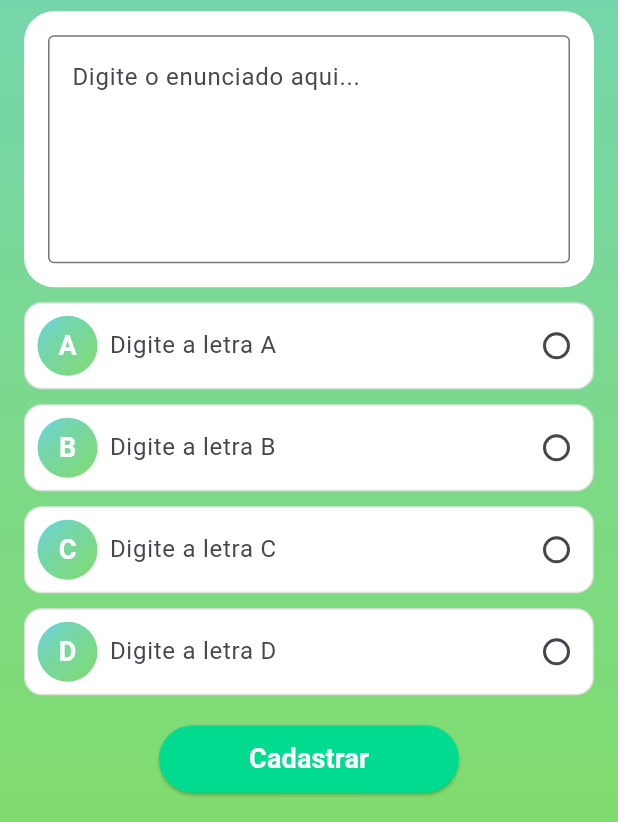
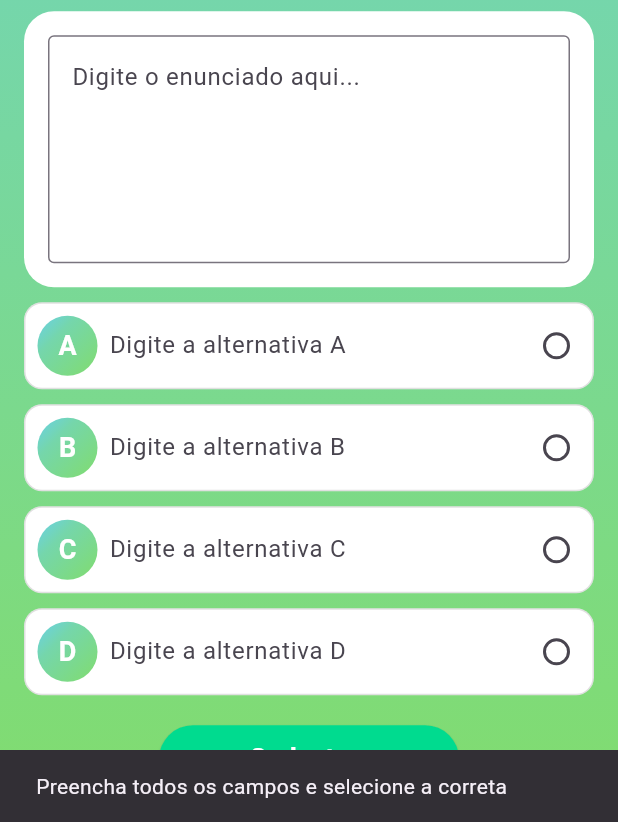
Before and after one commit to DanielRodri87/Parasitados, a Flutter app: the QuestionScreen screen opened directly, after a tap on "Cadastrar", on a phone screen of 412 x 824 dp, the part 414-1236 px from its top. Run offline on Flutter 3.47's test engine with Material 3 defaults, Android fonts, the light colour scheme and no system bars; our stand-ins replace image_picker, sqflite; accounts and stored records are empty.

Commit message:
refactor: Rename login_database.dart to database.dart and update database schema to include questions table

```diff
--- a/lib/add_questions.dart
+++ b/lib/add_questions.dart
@@ -1,4 +1,5 @@
 import 'package:flutter/material.dart';
+import 'database.dart';
 
 class QuestionScreen extends StatefulWidget {
   const QuestionScreen({super.key});
@@ -9,6 +10,58 @@ class QuestionScreen extends StatefulWidget {
 
 class _QuestionScreenState extends State<QuestionScreen> {
   int? selectedOption;
+
+  final TextEditingController enunciadoController = TextEditingController();
+  final TextEditingController opcaoAController = TextEditingController();
+  final TextEditingController opcaoBController = TextEditingController();
+  final TextEditingController opcaoCController = TextEditingController();
+  final TextEditingController opcaoDController = TextEditingController();
+
+  final LoginDatabase dbHelper = LoginDatabase();
+
+  Future<void> _cadastrarQuestao() async {
+    final enunciado = enunciadoController.text.trim();
+    final opcaoA = opcaoAController.text.trim();
+    final opcaoB = opcaoBController.text.trim();
+    final opcaoC = opcaoCController.text.trim();
+    final opcaoD = opcaoDController.text.trim();
+
+    if (enunciado.isEmpty ||
+        opcaoA.isEmpty ||
+        opcaoB.isEmpty ||
+        opcaoC.isEmpty ||
+        opcaoD.isEmpty ||
+        selectedOption == null) {
+      ScaffoldMessenger.of(context).showSnackBar(
+        const SnackBar(content: Text('Preencha todos os campos e selecione a correta')),
+      );
+      return;
+    }
+
+    final db = await dbHelper.database;
+    await db.insert('questions', {
+      'enunciado': enunciado,
+      'opcao_a': opcaoA,
+      'opcao_b': opcaoB,
+      'opcao_c': opcaoC,
+      'opcao_d': opcaoD,
+      'resposta_correta': selectedOption,
+    });
+
+    ScaffoldMessenger.of(context).showSnackBar(
+      const SnackBar(content: Text('Questão cadastrada com sucesso')),
+    );
+
+    // Limpar campos
+    enunciadoController.clear();
+    opcaoAController.clear();
+    opcaoBController.clear();
+    opcaoCController.clear();
+    opcaoDController.clear();
+    setState(() {
+      selectedOption = null;
+    });
+  }
 
   @override
   Widget build(BuildContext context) {
@@ -39,17 +92,13 @@ class _QuestionScreenState extends State<QuestionScreen> {
         child: Center(
           child: SingleChildScrollView(
             child: Padding(
-              padding: EdgeInsets.fromLTRB(16.0, MediaQuery.of(context).padding.top + 40, 16.0, 16.0), // reduced top padding
+              padding: EdgeInsets.fromLTRB(16.0, MediaQuery.of(context).padding.top + 40, 16.0, 16.0),
               child: Column(
                 children: [
-                  // Logo
-                  Image.asset(
-                    'assets/images/LogoApp.png',
-                    height: 230, // back to original size
-                  ),
-                  const SizedBox(height: 10), // reduced spacing
+                  Image.asset('assets/images/LogoApp.png', height: 230),
+                  const SizedBox(height: 10),
 
-                  // Card do enunciado
+                  // Enunciado
                   Container(
                     padding: const EdgeInsets.all(16),
                     decoration: BoxDecoration(
@@ -57,21 +106,21 @@ class _QuestionScreenState extends State<QuestionScreen> {
                       borderRadius: BorderRadius.circular(20),
                     ),
                     child: TextField(
+                      controller: enunciadoController,
                       maxLines: 5,
-                      decoration: InputDecoration(
+                      decoration: const InputDecoration(
                         hintText: 'Digite o enunciado aqui...',
-                        border: OutlineInputBorder(
-                          borderSide: const BorderSide(color: Colors.black),
-                        ),
+                        border: OutlineInputBorder(),
                       ),
                     ),
                   ),
-                  const SizedBox(height: 10), // reduced spacing
+                  const SizedBox(height: 10),
 
                   // Opções
                   OptionTile(
+                    controller: opcaoAController,
                     optionLetter: 'A',
-                    hint: 'Digite a letra A',
+                    hint: 'Digite a alternativa A',
                     value: 1,
                     groupValue: selectedOption,
                     onChanged: (value) {
@@ -82,8 +131,9 @@ class _QuestionScreenState extends State<QuestionScreen> {
                   ),
                   const SizedBox(height: 10),
                   OptionTile(
+                    controller: opcaoBController,
                     optionLetter: 'B',
-                    hint: 'Digite a letra B',
+                    hint: 'Digite a alternativa B',
                     value: 2,
                     groupValue: selectedOption,
                     onChanged: (value) {
@@ -94,8 +144,9 @@ class _QuestionScreenState extends State<QuestionScreen> {
                   ),
                   const SizedBox(height: 10),
                   OptionTile(
+                    controller: opcaoCController,
                     optionLetter: 'C',
-                    hint: 'Digite a letra C',
+                    hint: 'Digite a alternativa C',
                     value: 3,
                     groupValue: selectedOption,
                     onChanged: (value) {
@@ -106,8 +157,9 @@ class _QuestionScreenState extends State<QuestionScreen> {
                   ),
                   const SizedBox(height: 10),
                   OptionTile(
+                    controller: opcaoDController,
                     optionLetter: 'D',
-                    hint: 'Digite a letra D',
+                    hint: 'Digite a alternativa D',
                     value: 4,
                     groupValue: selectedOption,
                     onChanged: (value) {
@@ -116,14 +168,14 @@ class _QuestionScreenState extends State<QuestionScreen> {
                       });
                     },
                   ),
-                  const SizedBox(height: 20), // adjusted final spacing
+                  const SizedBox(height: 20),
+
+                  // Botão Cadastrar
                   SizedBox(
-                    width: 200, // reduced from double.infinity
-                    height: 45, // reduced from 50
+                    width: 200,
+                    height: 45,
                     child: ElevatedButton(
-                      onPressed: () {
-                        // TODO: Implementar lógica de cadastro
-                      },
+                      onPressed: _cadastrarQuestao,
                       style: ElevatedButton.styleFrom(
                         backgroundColor: const Color(0xFF00DB8F),
                         shape: RoundedRectangleBorder(
@@ -150,8 +202,9 @@ class _QuestionScreenState extends State<QuestionScreen> {
   }
 }
 
-// Widget para as opções
+// 🔥 Widget das opções com TextField + RadioButton
 class OptionTile extends StatelessWidget {
+  final TextEditingController controller;
   final String optionLetter;
   final String hint;
   final int value;
@@ -160,6 +213,7 @@ class OptionTile extends StatelessWidget {
 
   const OptionTile({
     super.key,
+    required this.controller,
     required this.optionLetter,
     required this.hint,
     required this.value,
@@ -177,7 +231,6 @@ class OptionTile extends StatelessWidget {
       ),
       child: Row(
         children: [
-          // Círculo com a letra
           Container(
             margin: const EdgeInsets.symmetric(horizontal: 8, vertical: 8),
             width: 40,
@@ -205,18 +258,15 @@ class OptionTile extends StatelessWidget {
               ),
             ),
           ),
-
-          // Campo de texto
           Expanded(
             child: TextField(
+              controller: controller,
               decoration: InputDecoration(
                 hintText: hint,
                 border: InputBorder.none,
               ),
             ),
           ),
-
-          // Radio button
           Radio<int>(
             value: value,
             groupValue: groupValue,
--- a/lib/loading_game.dart
+++ b/lib/loading_game.dart
@@ -1,7 +1,7 @@
 import 'dart:async';
 import 'dart:io'; // Importação necessária para usar File
 import 'package:flutter/material.dart';
-import 'login_database.dart';
+import 'database.dart';
 import 'home.dart';
 
 class LoadingGamePage extends StatefulWidget {
--- a/lib/login_page.dart
+++ b/lib/login_page.dart
@@ -3,7 +3,7 @@ import 'package:flutter/material.dart';
 import 'package:image_picker/image_picker.dart';
 import 'package:sqflite/sqflite.dart';
 import 'loading_game.dart';
-import 'login_database.dart';
+import 'database.dart';
 import 'add_questions.dart';
 
 
```
Also changed, not shown: lib/database.dart (added, +60 -0 lines), lib/debug.dart (added, +97 -0 lines), lib/login_database.dart (deleted, +0 -33 lines).
